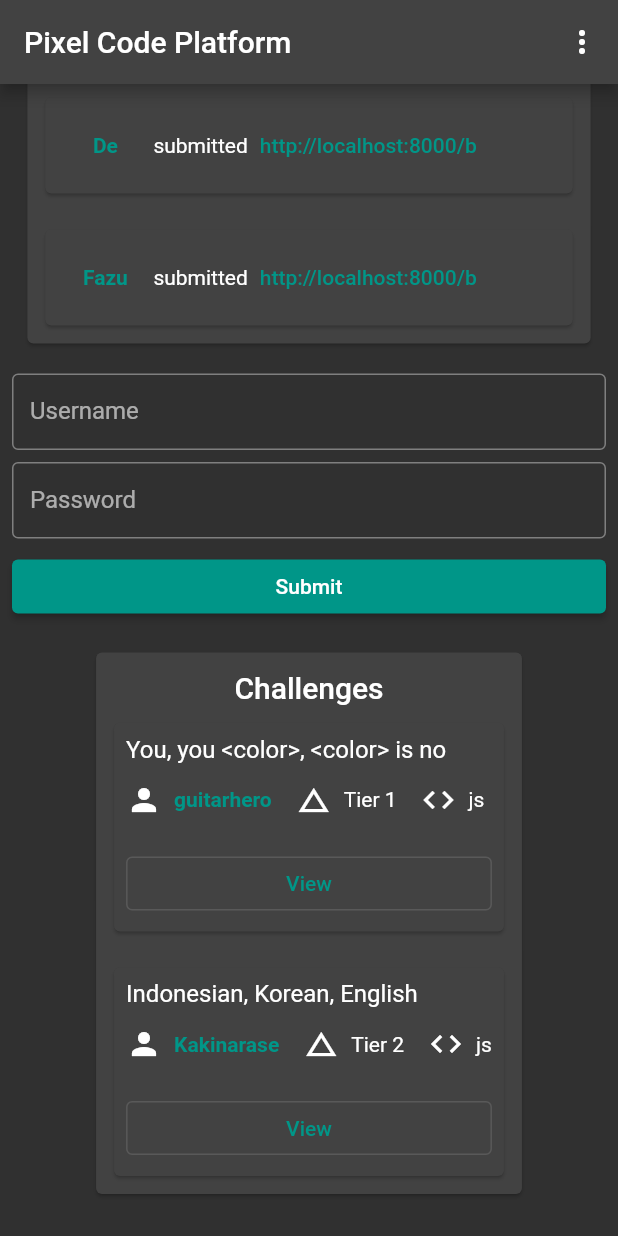
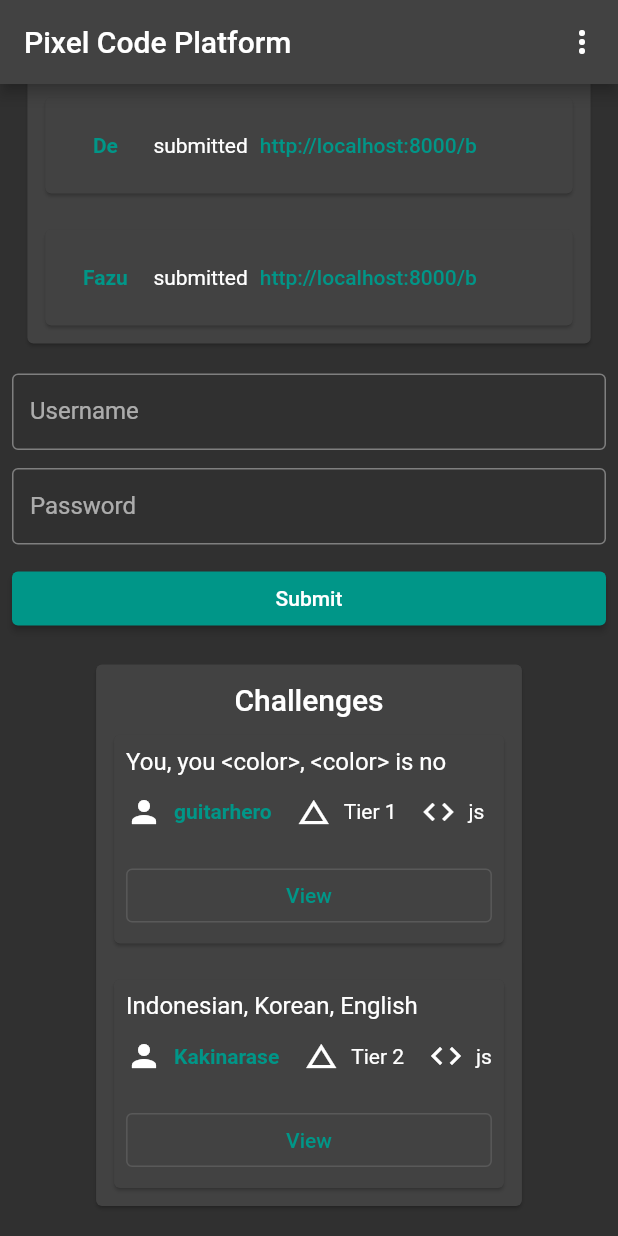
Before and after one commit to PixelSam123/pcp_frontend, a Flutter app: the screen it shows after launch, scrolled down 557 dp, on a phone screen of 412 x 824 dp. Run offline on Flutter 3.47's test engine with Material 2 defaults, Android fonts, the phone set to English and light mode, and no system bars; our stand-ins replace flutter_highlight, go_router, shared_preferences; missing offline and left inert: flutter_code_editor, highlight.

Commit message:
refactoring & small non-behavioral changes

```diff
--- a/lib/components.dart
+++ b/lib/components.dart
@@ -7,9 +7,12 @@ class UserButton extends StatelessWidget {
   const UserButton({
     super.key,
     required UserReadBrief user,
-  }) : _user = user;
+    required VoidCallback onPressed,
+  })  : _user = user,
+        _onPressed = onPressed;
 
   final UserReadBrief _user;
+  final VoidCallback _onPressed;
 
   @override
   Widget build(BuildContext context) {
@@ -17,7 +20,7 @@ class UserButton extends StatelessWidget {
       message: 'Group: ${_user.group}\n'
           'Points: ${_user.points}',
       child: TextButton(
-        onPressed: () {},
+        onPressed: _onPressed,
         child: Text(
           _user.name,
           style: const TextStyle(fontWeight: FontWeight.bold),
@@ -55,7 +58,8 @@ class PageLayout extends StatelessWidget {
       appBar: AppBar(
         title: Text(title),
         actions: [
-          PopupMenuButton(itemBuilder: (context) {
+          PopupMenuButton(
+            itemBuilder: (context) {
               return const [
                 PopupMenuItem(
                   value: 'home',
@@ -70,7 +74,8 @@ class PageLayout extends StatelessWidget {
                   child: Text('Settings'),
                 ),
               ];
-          }, onSelected: (value) {
+            },
+            onSelected: (value) {
               switch (value) {
                 case 'home':
                   _openHomePage(context);
@@ -82,12 +87,13 @@ class PageLayout extends StatelessWidget {
                   _openSettingsPage(context);
                   break;
               }
-          }),
+            },
+          ),
         ],
       ),
       body: SingleChildScrollView(
         child: Padding(
-          padding: const EdgeInsets.all(PadSize.small),
+          padding: const EdgeInsets.all(PadSize.sm),
           child: SizedBox(
             width: double.infinity,
             child: child,
--- a/lib/main.dart
+++ b/lib/main.dart
@@ -46,13 +46,15 @@ class MyApp extends StatelessWidget {
       future: AppSettings.load(),
       builder: (context, snapshot) {
         if (!snapshot.hasData) {
-          return const SizedBox();
+          return const Directionality(
+            textDirection: TextDirection.ltr,
+            child: Center(child: Text('Loading app settings...')),
+          );
         }
 
         return ChangeNotifierProvider(
           create: (context) => snapshot.data!,
-          child: Consumer<AppSettings>(
-            builder: (context, appSettings, child) {
+          child: Consumer<AppSettings>(builder: (context, appSettings, child) {
             return MaterialApp.router(
               debugShowCheckedModeBanner: false,
               builder: (context, child) => MediaQuery(
@@ -62,15 +64,13 @@ class MyApp extends StatelessWidget {
                 child: child!,
               ),
               theme: ThemeData(
-                  brightness: appSettings.isDarkMode
-                      ? Brightness.dark
-                      : Brightness.light,
+                brightness:
+                    appSettings.isDarkMode ? Brightness.dark : Brightness.light,
                 primarySwatch: Colors.teal,
               ),
               routerConfig: _router,
             );
-            },
-          ),
+          }),
         );
       },
     );
--- a/lib/pages/challenge.dart
+++ b/lib/pages/challenge.dart
@@ -13,20 +13,20 @@ class ChallengePage extends StatefulWidget {
 }
 
 class _ChallengePageState extends State<ChallengePage> {
-  final controller = CodeController(
-    text: 'print("Hello, world!")',
+  final _codeToSubmit = CodeController(
+    text: 'console.log(\'hello world\')',
     language: javascript,
   );
 
+  void _openSubmissionsPage(BuildContext context) {
+    context.go('/submissions');
+  }
+
   @override
   void dispose() {
-    controller.dispose();
+    _codeToSubmit.dispose();
 
     super.dispose();
-  }
-
-  void _openSubmissionsPage(BuildContext context) {
-    context.go('/submissions');
   }
 
   @override
@@ -42,7 +42,7 @@ class _ChallengePageState extends State<ChallengePage> {
         CodeTheme(
           data: CodeThemeData(styles: oceanTheme),
           child: CodeField(
-            controller: controller,
+            controller: _codeToSubmit,
             textStyle: const TextStyle(
               fontFamily: 'monospace',
               fontFamilyFallback: ['Consolas'],
--- a/lib/pages/home.dart
+++ b/lib/pages/home.dart
@@ -12,7 +12,7 @@ class HomePage extends StatefulWidget {
 }
 
 class _HomePageState extends State<HomePage> {
-  static const users = [
+  static const _users = [
     UserReadBrief(name: 'guitarhero', group: 'Cupboard', points: 60),
     UserReadBrief(name: 'De', group: 'Kessoku Band', points: 50),
     UserReadBrief(name: 'Fazu', group: 'Kessoku Band', points: 40),
@@ -21,33 +21,33 @@ class _HomePageState extends State<HomePage> {
     UserReadBrief(name: 'Kakinarase', group: 'Kessoku Band', points: 10),
   ];
 
-  final activities = [
+  final _activities = [
     Activity(
-      user: users[0],
+      user: _users[0],
       targetLink: 'http://localhost:8000/a',
       type: 'comment',
     ),
     Activity(
-      user: users[1],
+      user: _users[1],
       targetLink: 'http://localhost:8000/b',
       type: 'submit',
     ),
     Activity(
-      user: users[2],
+      user: _users[2],
       targetLink: 'http://localhost:8000/b',
       type: 'submit',
     ),
   ];
 
-  final challenges = [
+  final _challenges = [
     Challenge(
-      author: users[0],
+      author: _users[0],
       title: 'You, you <color>, <color> is no',
       tier: 1,
       supportedLanguages: ['js'],
     ),
     Challenge(
-      author: users[5],
+      author: _users[5],
       title: 'Indonesian, Korean, English',
       tier: 2,
       supportedLanguages: ['js'],
@@ -61,15 +61,15 @@ class _HomePageState extends State<HomePage> {
       child: Column(
         mainAxisAlignment: MainAxisAlignment.center,
         children: [
-          const SizedBox(height: PadSize.large),
-          const Leaderboard(users: users),
-          const SizedBox(height: PadSize.large),
-          Activities(activities: activities),
-          const SizedBox(height: PadSize.large),
+          const SizedBox(height: PadSize.lg),
+          const Leaderboard(users: _users),
+          const SizedBox(height: PadSize.lg),
+          Activities(activities: _activities),
+          const SizedBox(height: PadSize.lg),
           const CredentialsForm(),
-          const SizedBox(height: PadSize.large),
-          Challenges(challenges: challenges),
-          const SizedBox(height: PadSize.large),
+          const SizedBox(height: PadSize.lg),
+          Challenges(challenges: _challenges),
+          const SizedBox(height: PadSize.lg),
         ],
       ),
     );
@@ -88,26 +88,30 @@ class Leaderboard extends StatelessWidget {
   Widget build(BuildContext context) {
     return Card(
       child: Column(children: [
-        const SizedBox(height: PadSize.medium),
+        const SizedBox(height: PadSize.md),
         Text(
           'Leaderboard',
           style: Theme.of(context).textTheme.titleLarge,
         ),
         DataTable(
           columns: ['Name', 'Group', 'Points']
-              .map((columnTitle) => DataColumn(
+              .map(
+                (columnTitle) => DataColumn(
                   label: Text(
                     columnTitle,
                     style: Theme.of(context).textTheme.titleMedium,
                   ),
-                  ))
+                ),
+              )
               .toList(),
           rows: _users
-              .map((user) => DataRow(
+              .map(
+                (user) => DataRow(
                   cells: [user.name, user.group, user.points]
                       .map((field) => DataCell(Text(field.toString())))
                       .toList(),
-                  ))
+                ),
+              )
               .toList(),
         ),
       ]),
@@ -125,14 +129,17 @@ class Activities extends StatelessWidget {
 
   Widget _buildActivity(Activity activity) {
     return Padding(
-      padding: const EdgeInsets.all(PadSize.small),
+      padding: const EdgeInsets.all(PadSize.sm),
       child: Card(
         child: Padding(
-          padding: const EdgeInsets.all(PadSize.small),
+          padding: const EdgeInsets.all(PadSize.sm),
           child: Wrap(
             crossAxisAlignment: WrapCrossAlignment.center,
             children: [
-              UserButton(user: activity.user),
+              UserButton(
+                user: activity.user,
+                onPressed: () {},
+              ),
               Text(activity.type == 'comment' ? 'commented on' : 'submitted'),
               TextButton(
                 onPressed: () {},
@@ -152,7 +159,7 @@ class Activities extends StatelessWidget {
         child: Column(
           crossAxisAlignment: CrossAxisAlignment.stretch,
           children: [
-            const SizedBox(height: PadSize.medium),
+            const SizedBox(height: PadSize.md),
             Text(
               'Activities',
               style: Theme.of(context).textTheme.titleLarge,
@@ -200,7 +207,7 @@ class _CredentialsFormState extends State<CredentialsForm> {
               labelText: 'Username',
             ),
           ),
-          const SizedBox(height: PadSize.small),
+          const SizedBox(height: PadSize.md),
           TextField(
             controller: _password,
             obscureText: true,
@@ -210,7 +217,7 @@ class _CredentialsFormState extends State<CredentialsForm> {
               labelText: 'Password',
             ),
           ),
-          const SizedBox(height: PadSize.small),
+          const SizedBox(height: PadSize.md),
           ElevatedButton(
             onPressed: () {},
             child: const Text('Submit'),
@@ -235,10 +242,10 @@ class Challenges extends StatelessWidget {
 
   Widget _buildChallenge(BuildContext context, Challenge challenge) {
     return Padding(
-      padding: const EdgeInsets.all(PadSize.small),
+      padding: const EdgeInsets.all(PadSize.sm),
       child: Card(
         child: Padding(
-          padding: const EdgeInsets.all(PadSize.small),
+          padding: const EdgeInsets.all(PadSize.sm),
           child: Column(
             crossAxisAlignment: CrossAxisAlignment.stretch,
             children: [
@@ -253,30 +260,33 @@ class Challenges extends StatelessWidget {
                     mainAxisSize: MainAxisSize.min,
                     children: [
                       const Icon(Icons.person),
-                      UserButton(user: challenge.author),
+                      UserButton(
+                        user: challenge.author,
+                        onPressed: () {},
+                      ),
                     ],
                   ),
-                  const SizedBox(width: PadSize.small),
+                  const SizedBox(width: PadSize.sm),
                   Row(
                     mainAxisSize: MainAxisSize.min,
                     children: [
                       const Icon(Icons.change_history),
-                      const SizedBox(width: PadSize.small),
+                      const SizedBox(width: PadSize.sm),
                       Text('Tier ${challenge.tier}'),
                     ],
                   ),
-                  const SizedBox(width: PadSize.large),
+                  const SizedBox(width: PadSize.lg),
                   Row(
                     mainAxisSize: MainAxisSize.min,
                     children: [
                       const Icon(Icons.code),
-                      const SizedBox(width: PadSize.small),
+                      const SizedBox(width: PadSize.sm),
                       Text(challenge.supportedLanguages.join(', ')),
                     ],
                   ),
                 ],
               ),
-              const SizedBox(height: PadSize.small),
+              const SizedBox(height: PadSize.sm),
               OutlinedButton(
                 onPressed: () => _openChallengePage(context),
                 child: const Text('View'),
@@ -295,7 +305,7 @@ class Challenges extends StatelessWidget {
         child: Column(
           crossAxisAlignment: CrossAxisAlignment.stretch,
           children: [
-            const SizedBox(height: PadSize.medium),
+            const SizedBox(height: PadSize.md),
             Text(
               'Challenges',
               style: Theme.of(context).textTheme.titleLarge,
--- a/lib/pages/settings.dart
+++ b/lib/pages/settings.dart
@@ -47,8 +47,7 @@ class _SettingsPageState extends State<SettingsPage> {
   Widget build(BuildContext context) {
     return PageLayout(
       title: 'Settings',
-      child: Consumer<AppSettings>(
-        builder: (context, appSettings, child) {
+      child: Consumer<AppSettings>(builder: (context, appSettings, child) {
         return Column(children: [
           Row(children: [
             const Text('Dark mode'),
@@ -57,7 +56,7 @@ class _SettingsPageState extends State<SettingsPage> {
               onChanged: (value) => _setIsDarkMode(appSettings, value),
             ),
           ]),
-            const SizedBox(height: PadSize.small),
+          const SizedBox(height: PadSize.sm),
           TextField(
             controller: _serverUrl,
             onChanged: (value) => _setServerUrl(appSettings, value),
@@ -67,7 +66,7 @@ class _SettingsPageState extends State<SettingsPage> {
               labelText: 'Server URL',
             ),
           ),
-            const SizedBox(height: PadSize.small),
+          const SizedBox(height: PadSize.md),
           TextField(
             controller: _textScale,
             onChanged: (value) => _setTextScale(appSettings, value),
@@ -78,8 +77,7 @@ class _SettingsPageState extends State<SettingsPage> {
             ),
           ),
         ]);
-        },
-      ),
+      }),
     );
   }
 }
--- a/lib/settings.dart
+++ b/lib/settings.dart
@@ -29,22 +29,22 @@ class AppSettings with ChangeNotifier {
   }
 
   bool get isDarkMode => _isDarkMode;
-  set isDarkMode(bool isDarkMode) {
-    _isDarkMode = isDarkMode;
+  set isDarkMode(bool value) {
+    _isDarkMode = value;
     notifyListeners();
     _prefs.setBool('isDarkMode', _isDarkMode);
   }
 
   String get serverUrl => _serverUrl;
-  set serverUrl(String serverUrl) {
-    _serverUrl = serverUrl;
+  set serverUrl(String value) {
+    _serverUrl = value;
     notifyListeners();
     _prefs.setString('serverUrl', _serverUrl);
   }
 
   double get textScale => _textScale;
-  set textScale(double textScale) {
-    _textScale = textScale;
+  set textScale(double value) {
+    _textScale = value;
     notifyListeners();
     _prefs.setDouble('textScale', _textScale);
   }
--- a/lib/sizes.dart
+++ b/lib/sizes.dart
@@ -1,5 +1,5 @@
 class PadSize {
-  static const small = 8.0;
-  static const medium = 12.0;
-  static const large = 16.0;
+  static const sm = 8.0;
+  static const md = 12.0;
+  static const lg = 16.0;
 }
```
Lines whose indentation alone changed are shown as unchanged.
